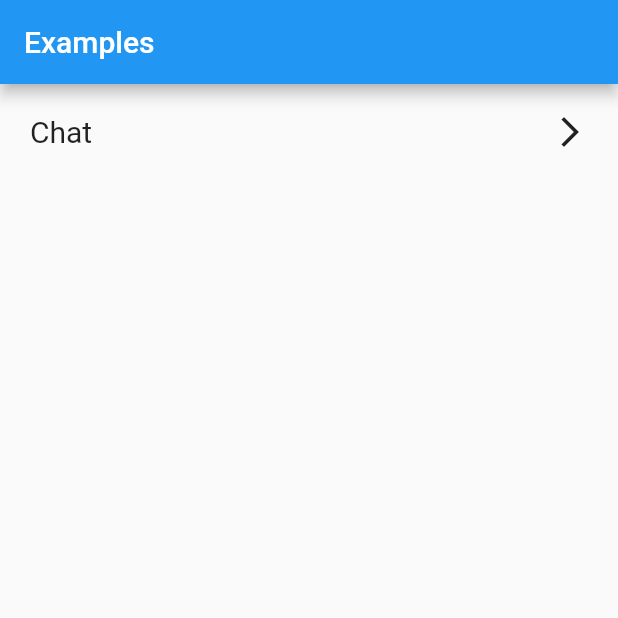
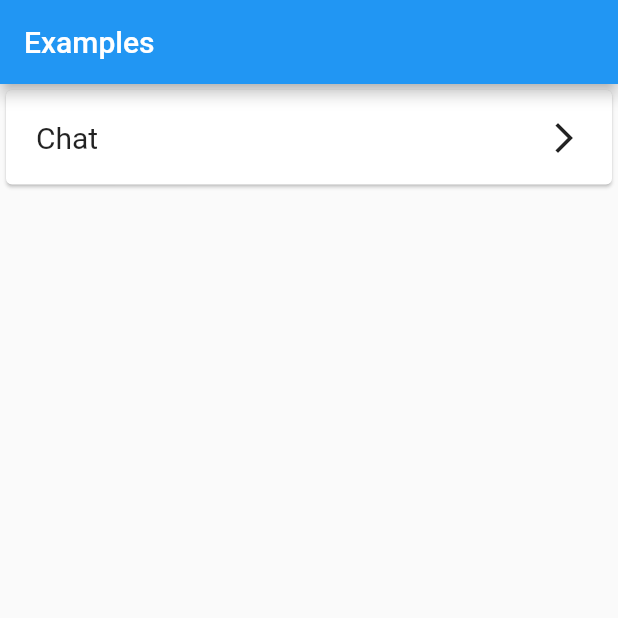
Before and after one commit to RomanSoviak/roman_test, a Flutter app: the screen it shows after launch, on a phone screen of 412 x 824 dp, the top half of it. Run offline on Flutter 3.47's test engine with Material 2 defaults, Android fonts, the phone set to English and light mode, and no system bars.

Commit message:
Wrap widget with card

```diff
--- a/lib/main.dart
+++ b/lib/main.dart
@@ -37,7 +37,7 @@ class _MyHomePageState extends State<MyHomePage> {
             builder: (context) => ChatScreen(),
           ),
         );
-      }
+      },
     };
   }
 
@@ -50,12 +50,12 @@ class _MyHomePageState extends State<MyHomePage> {
         ),
         body: ListView.builder(
           itemCount: _examples.length,
-          itemBuilder: (_, i) {
-            return ExampleItem(
+          itemBuilder: (_, i) => Card(
+            child: ExampleItem(
               title: _examples.keys.toList()[i],
               onItemClicked: _examples.values.toList()[i],
-            );
-          },
+            ),
+          ),
         ),
       );
 }
```
